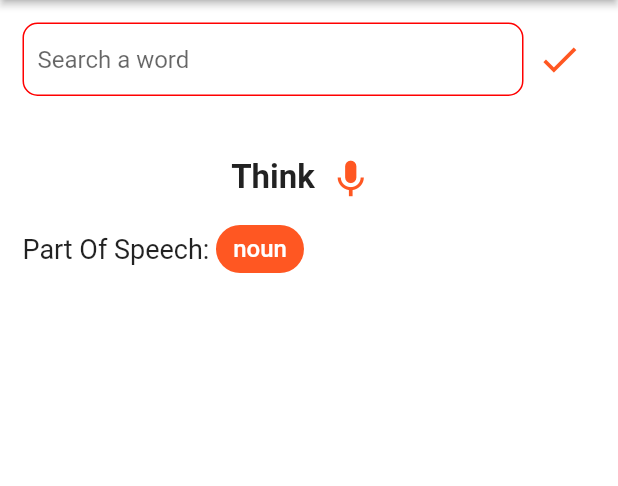
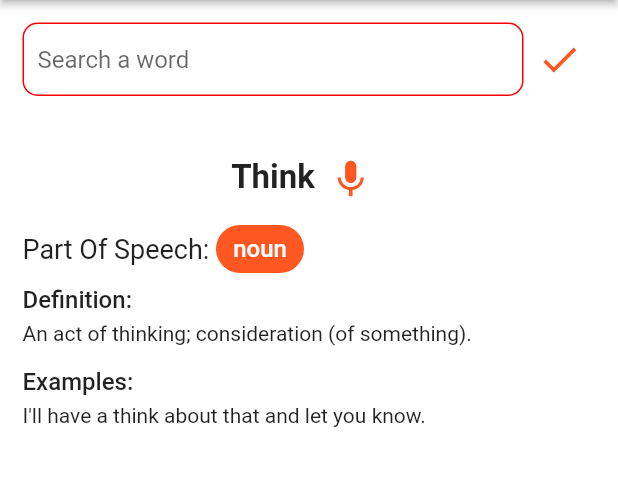
Before and after one commit to Emir1719/Believe-English-Dictionary, a Flutter app: the screen it shows after launch, on a phone screen of 412 x 824 dp, the part 84-570 px from its top. Run offline on Flutter 3.47's test engine with Material 2 defaults, Android fonts, the light colour scheme and no system bars; our stand-ins replace get_it.

Commit message:
frontent finished

```diff
--- a/lib/constant/color.dart
+++ b/lib/constant/color.dart
@@ -3,4 +3,5 @@ import 'package:flutter/material.dart';
 class ProjectColor {
   Color red = const Color(0xffff0000);
   Color icon = Colors.deepOrange;
+  Color chip = Colors.deepOrange;
 }
--- a/lib/constant/style.dart
+++ b/lib/constant/style.dart
@@ -14,4 +14,13 @@ class ProjectStyle {
   var speech = const TextStyle(
     fontSize: 18,
   );
+
+  var definition = const TextStyle(
+    fontSize: 16,
+    fontWeight: FontWeight.w500,
+  );
+
+  var normal = const TextStyle(
+    fontSize: 14,
+  );
 }
--- /dev/null
+++ b/lib/constant/theme.dart
@@ -0,0 +1,12 @@
+import 'package:flutter/material.dart';
+
+class ProjectTheme {
+  var theme = ThemeData(
+    appBarTheme: const AppBarTheme(
+      color: Color(0xffff0000),
+      centerTitle: true,
+      elevation: 2,
+    ),
+    scaffoldBackgroundColor: Colors.white,
+  );
+}
--- a/lib/main.dart
+++ b/lib/main.dart
@@ -1,28 +1,23 @@
+import 'package:believe_english_dictionary/constant/theme.dart';
 import 'package:believe_english_dictionary/locator.dart';
 import 'package:believe_english_dictionary/pages/home.dart';
 import 'package:flutter/material.dart';
 
 void main() {
   setupLocator();
-  runApp(const MainApp());
+  runApp(MainApp());
 }
 
 class MainApp extends StatelessWidget {
-  const MainApp({super.key});
+  MainApp({super.key});
+  final project = ProjectTheme();
 
   @override
   Widget build(BuildContext context) {
     return MaterialApp(
       debugShowCheckedModeBanner: false,
       title: "Believe English",
-      theme: ThemeData(
-        appBarTheme: const AppBarTheme(
-          color: Color(0xffff0000),
-          centerTitle: true,
-          elevation: 2,
-        ),
-        scaffoldBackgroundColor: Colors.white,
-      ),
+      theme: project.theme,
       home: Home(),
     );
   }
--- a/lib/pages/home.dart
+++ b/lib/pages/home.dart
@@ -1,5 +1,7 @@
 import 'package:believe_english_dictionary/constant/style.dart';
+import 'package:believe_english_dictionary/widgets/part_of_speech.dart';
 import 'package:believe_english_dictionary/widgets/text_field.dart';
+import 'package:believe_english_dictionary/widgets/word.dart';
 import 'package:flutter/material.dart';
 
 import '../constant/color.dart';
@@ -29,17 +31,23 @@ class Home extends StatelessWidget {
             child: ListView(
               padding: const EdgeInsets.all(15),
               children: [
-                Row(
-                  mainAxisAlignment: MainAxisAlignment.center,
+                Word(),
+                PartOfSpeech(),
+                Column(
+                  crossAxisAlignment: CrossAxisAlignment.start,
                   children: [
-                    Text("Think", style: style.word),
-                    IconButton(onPressed: () {}, icon: Icon(Icons.keyboard_voice_sharp, color: color.icon, size: 30)),
+                    Text("Definition: ", style: style.definition),
+                    const SizedBox(height: 5),
+                    Text("An act of thinking; consideration (of something).", style: style.normal),
                   ],
                 ),
-                Row(
+                const SizedBox(height: 15),
+                Column(
+                  crossAxisAlignment: CrossAxisAlignment.start,
                   children: [
-                    Text("Part Of Speech: ", style: style.speech),
-                    Chip(label: const Text("noun"), backgroundColor: Colors.deepOrange, labelStyle: style.chip),
+                    Text("Examples: ", style: style.definition),
+                    const SizedBox(height: 5),
+                    Text("I'll have a think about that and let you know.", style: style.normal),
                   ],
                 ),
               ],
--- /dev/null
+++ b/lib/widgets/part_of_speech.dart
@@ -0,0 +1,20 @@
+import 'package:flutter/material.dart';
+import '../constant/color.dart';
+import '../constant/style.dart';
+import '../locator.dart';
+
+class PartOfSpeech extends StatelessWidget {
+  PartOfSpeech({super.key});
+  final color = locator<ProjectColor>();
+  final style = locator<ProjectStyle>();
+
+  @override
+  Widget build(BuildContext context) {
+    return Row(
+      children: [
+        Text("Part Of Speech: ", style: style.speech),
+        Chip(label: const Text("noun"), backgroundColor: color.chip, labelStyle: style.chip),
+      ],
+    );
+  }
+}
--- /dev/null
+++ b/lib/widgets/word.dart
@@ -0,0 +1,22 @@
+import 'package:flutter/material.dart';
+
+import '../constant/color.dart';
+import '../constant/style.dart';
+import '../locator.dart';
+
+class Word extends StatelessWidget {
+  Word({super.key});
+  final color = locator<ProjectColor>();
+  final style = locator<ProjectStyle>();
+
+  @override
+  Widget build(BuildContext context) {
+    return Row(
+      mainAxisAlignment: MainAxisAlignment.center,
+      children: [
+        Text("Think", style: style.word),
+        IconButton(onPressed: () {}, icon: Icon(Icons.keyboard_voice_sharp, color: color.icon, size: 30)),
+      ],
+    );
+  }
+}
```
